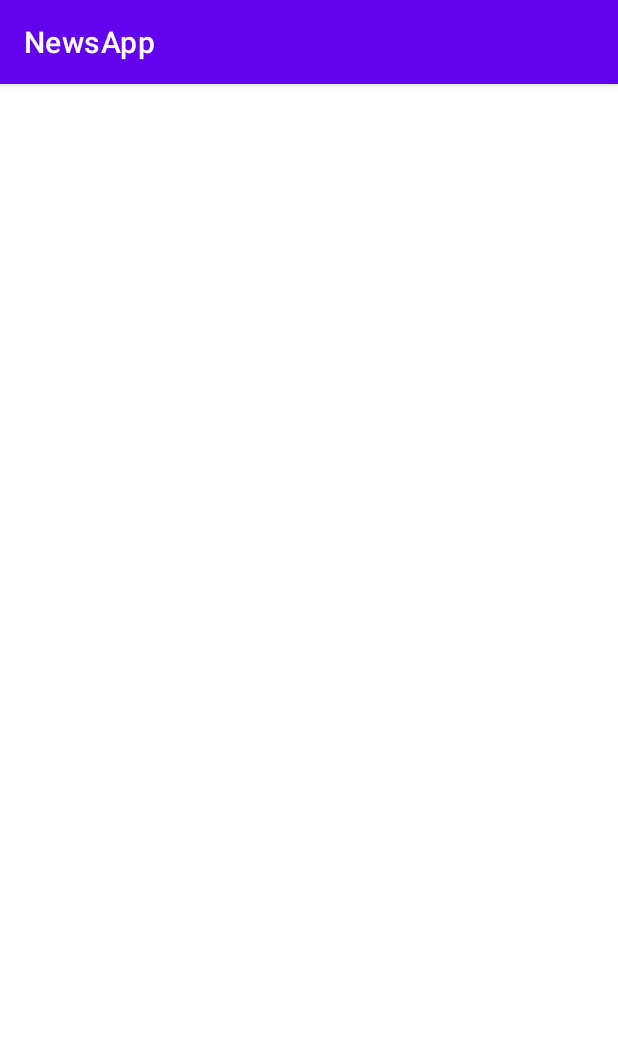
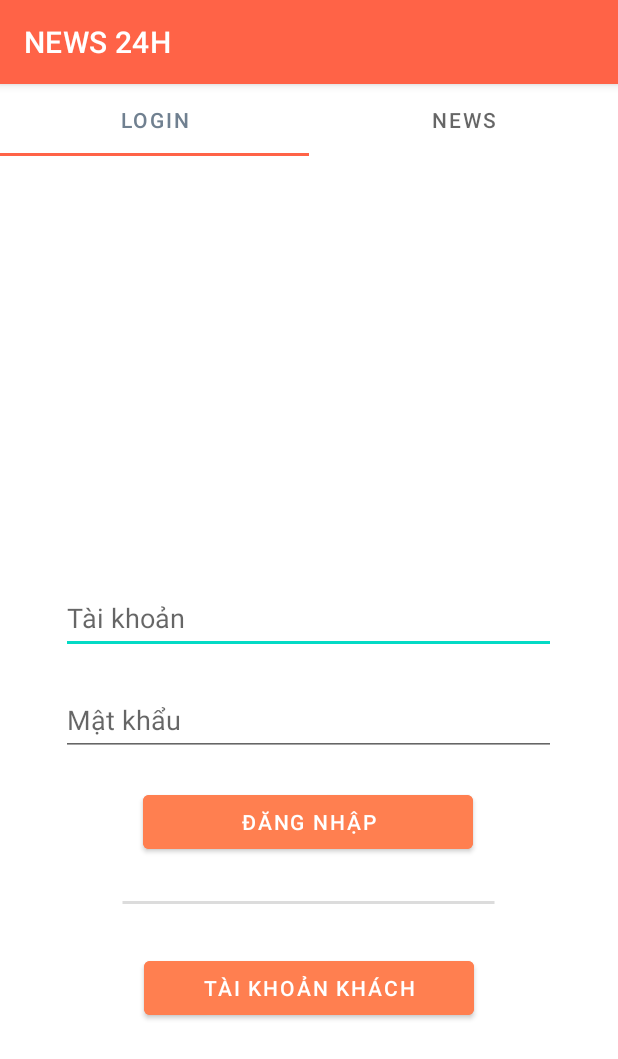
Before and after one commit to tntbinh/LTDD_TH109-C91A_Nhom1, an Android app: the screen it shows after launch (MainActivity), on a phone screen of 412 x 824 dp. Shown: the top 1059 px of the screen. Run offline under Robolectric (Android 15) with nearby library versions, the phone set to English and light mode, and no system bars.

Commit message:
add login fragment, news fragment

```diff
--- a/NewsApp/app/build.gradle
+++ b/NewsApp/app/build.gradle
@@ -32,6 +32,7 @@ dependencies {
     implementation 'androidx.appcompat:appcompat:1.3.1'
     implementation 'com.google.android.material:material:1.4.0'
     implementation 'androidx.constraintlayout:constraintlayout:2.1.0'
+    implementation 'androidx.legacy:legacy-support-v4:1.0.0'
     testImplementation 'junit:junit:4.+'
     androidTestImplementation 'androidx.test.ext:junit:1.1.3'
     androidTestImplementation 'androidx.test.espresso:espresso-core:3.4.0'
--- a/NewsApp/app/src/main/AndroidManifest.xml
+++ b/NewsApp/app/src/main/AndroidManifest.xml
@@ -1,6 +1,10 @@
 <?xml version="1.0" encoding="utf-8"?>
 <manifest xmlns:android="http://schemas.android.com/apk/res/android"
-    package="com.example.newsapp">
+    package="com.example.newsapp"
+    xmlns:dist="http://schemas.android.com/apk/distribution">
+
+    <dist:module dist:instant="true" />
+    <uses-permission android:name="android.permission.INTERNET" />
 
     <application
         android:allowBackup="true"
--- /dev/null
+++ b/NewsApp/app/src/main/java/com/example/newsapp/LoginFragment.java
@@ -0,0 +1,28 @@
+package com.example.newsapp;
+
+import android.os.Bundle;
+
+import androidx.fragment.app.Fragment;
+
+import android.view.LayoutInflater;
+import android.view.View;
+import android.view.ViewGroup;
+
+/**
+ * A simple {@link Fragment} subclass.
+ * Use the {@link LoginFragment#newInstance} factory method to
+ * create an instance of this fragment.
+ */
+public class LoginFragment extends Fragment {
+
+    public LoginFragment() {
+        // Required empty public constructor
+    }
+
+    @Override
+    public View onCreateView(LayoutInflater inflater, ViewGroup container,
+                             Bundle savedInstanceState) {
+        // Inflate the layout for this fragment
+        return inflater.inflate(R.layout.fragment_login, container, false);
+    }
+}
--- a/NewsApp/app/src/main/java/com/example/newsapp/MainActivity.java
+++ b/NewsApp/app/src/main/java/com/example/newsapp/MainActivity.java
@@ -3,12 +3,38 @@ package com.example.newsapp;
 import androidx.appcompat.app.AppCompatActivity;
 
 import android.os.Bundle;
+import android.view.View;
+import android.widget.Button;
+import android.widget.EditText;
+import androidx.fragment.app.Fragment;
+import androidx.fragment.app.FragmentManager;
+import androidx.fragment.app.FragmentStatePagerAdapter;
+import androidx.viewpager.widget.ViewPager;
+
+import com.google.android.material.tabs.TabLayout;
 
 public class MainActivity extends AppCompatActivity {
+    private TabLayout mTablayout;
+    private ViewPager mViewPager;
+
+    EditText username, password;
+    Button btn_user, btn_guest;
 
     @Override
     protected void onCreate(Bundle savedInstanceState) {
         super.onCreate(savedInstanceState);
         setContentView(R.layout.activity_main);
+
+        username = findViewById(R.id.username);
+        password = findViewById(R.id.password);
+        btn_user = findViewById(R.id.btn_login_user);
+        btn_guest = findViewById(R.id.btn_login_guest);
+
+        mTablayout = findViewById(R.id.tab_id);
+        mViewPager = findViewById(R.id.view_pager);
+
+        ViewPageAdapter viewPageAdapter = new ViewPageAdapter(getSupportFragmentManager(), FragmentStatePagerAdapter.BEHAVIOR_RESUME_ONLY_CURRENT_FRAGMENT);
+        mViewPager.setAdapter(viewPageAdapter);
+        mTablayout.setupWithViewPager(mViewPager);
     }
 }
--- /dev/null
+++ b/NewsApp/app/src/main/java/com/example/newsapp/NewsFragment.java
@@ -0,0 +1,27 @@
+package com.example.newsapp;
+
+import android.os.Bundle;
+import android.view.LayoutInflater;
+import android.view.View;
+import android.view.ViewGroup;
+
+import androidx.fragment.app.Fragment;
+
+/**
+ * A simple {@link Fragment} subclass.
+ * Use the {@link NewsFragment#newInstance} factory method to
+ * create an instance of this fragment.
+ */
+public class NewsFragment extends Fragment {
+
+    public NewsFragment() {
+        // Required empty public constructor
+    }
+
+    @Override
+    public View onCreateView(LayoutInflater inflater, ViewGroup container,
+                             Bundle savedInstanceState) {
+        // Inflate the layout for this fragment
+        return inflater.inflate(R.layout.fragment_news, container, false);
+    }
+}
--- /dev/null
+++ b/NewsApp/app/src/main/java/com/example/newsapp/ViewPageAdapter.java
@@ -0,0 +1,46 @@
+package com.example.newsapp;
+
+import androidx.annotation.NonNull;
+import androidx.annotation.Nullable;
+import androidx.fragment.app.Fragment;
+import androidx.fragment.app.FragmentManager;
+import androidx.fragment.app.FragmentStatePagerAdapter;
+
+public class ViewPageAdapter extends FragmentStatePagerAdapter {
+    public ViewPageAdapter(@NonNull FragmentManager fm, int behavior) {
+        super(fm, behavior);
+    }
+
+    @NonNull
+    @Override
+    public Fragment getItem(int position) {
+        switch (position){
+            case 0:
+                return new LoginFragment();
+            case 1:
+                return new NewsFragment();
+            default:
+                return  new LoginFragment();
+        }
+    }
+
+    @Override
+    public int getCount() {
+        return 2;
+    }
+
+    @Nullable
+    @Override
+    public CharSequence getPageTitle(int position) {
+        String title="";
+        switch (position) {
+            case 0:
+                title = "Login";
+                break;
+            case 1:
+                title = "News";
+                break;
+        }
+        return title;
+    }
+}
--- /dev/null
+++ b/NewsApp/app/src/main/res/drawable/line.xml
@@ -0,0 +1,7 @@
+<?xml version="1.0" encoding="utf-8"?>
+<shape xmlns:android="http://schemas.android.com/apk/res/android"
+        android:shape="line">
+    <stroke
+        android:width="2dp"
+        android:color="#dcdcdc" />
+</shape>
--- a/NewsApp/app/src/main/res/layout/activity_main.xml
+++ b/NewsApp/app/src/main/res/layout/activity_main.xml
@@ -1,55 +1,28 @@
 <?xml version="1.0" encoding="utf-8"?>
-<LinearLayout
-    xmlns:android="http://schemas.android.com/apk/res/android"
-    xmlns:tools="http://schemas.android.com/tools"
-    android:layout_width="match_parent"
-    android:layout_height="wrap_content"
-    android:gravity="center"
-    android:background="?attr/backgroundcolor"
-    android:orientation="vertical">
+<LinearLayout xmlns:android="http://schemas.android.com/apk/res/android"
+        xmlns:tools="http://schemas.android.com/tools"
+        xmlns:app="http://schemas.android.com/apk/res-auto"
+        android:layout_width="match_parent"
+        android:layout_height="wrap_content"
+        android:gravity="center"
+        android:orientation="vertical"
+        tools:context=".MainActivity"
+        android:background="@color/design_default_color_background">
 
-    <LinearLayout
-        android:layout_width="350dp"
-        android:layout_height="350dp"
-        android:orientation="vertical"
-        android:gravity="center">
+    <RelativeLayout
+            android:id="@+id/fragmentHienThi"
+            android:layout_width="match_parent"
+            android:layout_height="match_parent"/>
 
-        <EditText
+    <com.google.android.material.tabs.TabLayout
+            android:id="@+id/tab_id"
             android:layout_width="match_parent"
-            android:layout_height="wrap_content"
-            android:layout_margin="10dp"
-            android:drawablePadding="10dp"
-            android:drawableTint="#3ca40f"
-            android:hint="Tài khoản"
-            android:inputType="text"
-            android:minHeight="48dp" />
+            app:tabSelectedTextColor="@color/slategray"
+            android:layout_height="wrap_content"/>
 
-        <EditText
+    <androidx.viewpager.widget.ViewPager
+            android:id="@+id/view_pager"
             android:layout_width="match_parent"
-            android:layout_height="wrap_content"
-            android:layout_margin="10dp"
-            android:drawablePadding="10dp"
-            android:drawableTint="#3ca40f"
-            android:hint="Mật khẩu"
-            android:inputType="textPassword"
-            android:minHeight="48dp" />
-
-        <Button
-            android:layout_height="wrap_content"
-            android:layout_width="220dp"
-            android:text="Đăng nhập"
-            android:backgroundTint="#000000"
-            style="@style/Widget.AppCompat.Button.Colored"
-            android:layout_margin="10dp"/>
-
-    </LinearLayout>>
-
-    <Button
-        android:layout_height="wrap_content"
-        android:layout_width="220dp"
-        android:text="Tài khoản khách"
-        android:backgroundTint="#000000"
-        style="@style/Widget.AppCompat.Button.Colored"
-        android:layout_margin="10dp"/>
+            android:layout_height="match_parent"/>
 
 </LinearLayout>
--- /dev/null
+++ b/NewsApp/app/src/main/res/layout/fragment_login.xml
@@ -0,0 +1,64 @@
+<?xml version="1.0" encoding="utf-8"?>
+<LinearLayout xmlns:android="http://schemas.android.com/apk/res/android"
+        xmlns:tools="http://schemas.android.com/tools"
+        android:layout_width="match_parent"
+        android:layout_height="wrap_content"
+        android:gravity="center"
+        android:orientation="vertical"
+        tools:context=".MainActivity"
+        android:background="@color/design_default_color_background">
+
+    <LinearLayout
+            android:layout_width="350dp"
+            android:layout_height="250dp"
+            android:layout_marginTop="140dp"
+            android:gravity="center"
+            android:orientation="vertical">
+
+        <EditText
+                android:id="@+id/username"
+                android:layout_width="match_parent"
+                android:layout_height="wrap_content"
+                android:layout_margin="10dp"
+                android:drawablePadding="10dp"
+                android:drawableTint="#3ca40f"
+                android:hint="Tài khoản"
+                android:inputType="text"
+                android:minHeight="48dp" />
+
+        <EditText
+                android:id="@+id/password"
+                android:layout_width="match_parent"
+                android:layout_height="wrap_content"
+                android:layout_margin="10dp"
+                android:drawablePadding="10dp"
+                android:drawableTint="#3ca40f"
+                android:hint="Mật khẩu"
+                android:inputType="textPassword"
+                android:minHeight="48dp" />
+
+        <Button
+                android:id="@+id/btn_login_user"
+                android:layout_width="220dp"
+                android:layout_height="wrap_content"
+                android:layout_margin="10dp"
+                android:backgroundTint="@color/coral"
+                android:text="Đăng nhập" />
+
+        <TextView
+                android:layout_width="250dp"
+                android:layout_height="wrap_content"
+                android:layout_margin="10dp"
+                android:background="@drawable/line" />
+
+    </LinearLayout>
+
+    <Button
+            android:id="@+id/btn_login_guest"
+            android:layout_width="220dp"
+            android:layout_height="wrap_content"
+            android:layout_margin="10dp"
+            android:backgroundTint="@color/coral"
+            android:text="Tài khoản khách" />
+
+</LinearLayout>
--- a/NewsApp/app/src/main/res/values/colors.xml
+++ b/NewsApp/app/src/main/res/values/colors.xml
@@ -7,4 +7,7 @@
     <color name="teal_700">#FF018786</color>
     <color name="black">#FF000000</color>
     <color name="white">#FFFFFFFF</color>
+    <color name="coral">#ff7f50</color>
+    <color name="tomato">#ff6347</color>
+    <color name="slategray">#708090</color>
 </resources>
--- a/NewsApp/app/src/main/res/values/strings.xml
+++ b/NewsApp/app/src/main/res/values/strings.xml
@@ -1,3 +1,4 @@
 <resources>
-    <string name="app_name">NewsApp</string>
+    <string name="app_name">NEWS 24H</string>
+    <!-- TODO: Remove or change this placeholder text -->
 </resources>
--- a/NewsApp/app/src/main/res/values/themes.xml
+++ b/NewsApp/app/src/main/res/values/themes.xml
@@ -2,8 +2,8 @@
     <!-- Base application theme. -->
     <style name="Theme.NewsApp" parent="Theme.MaterialComponents.DayNight.DarkActionBar">
         <!-- Primary brand color. -->
-        <item name="colorPrimary">@color/purple_500</item>
-        <item name="colorPrimaryVariant">@color/purple_700</item>
+        <item name="colorPrimary">@color/tomato</item>
+        <item name="colorPrimaryVariant">@color/coral</item>
         <item name="colorOnPrimary">@color/white</item>
         <!-- Secondary brand color. -->
         <item name="colorSecondary">@color/teal_200</item>
```
Also changed, not shown: NewsApp/app/src/main/res/layout/fragment_news.xml (added, +29 -0 lines), NewsApp/app/src/main/res/values/attrs.xml (deleted, +0 -19 lines), 1 other file.
